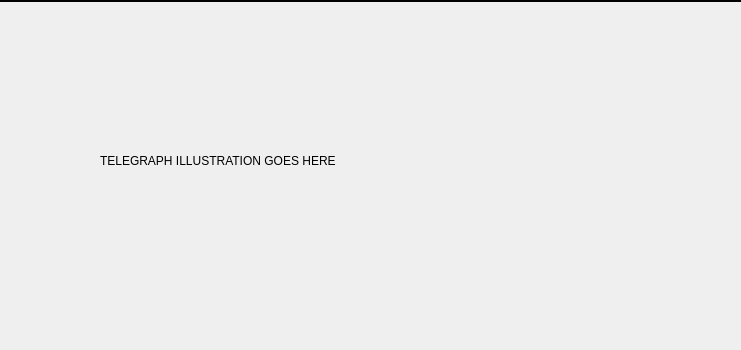
Old version of the form MorseCodeLearner/translatorwindow.ui in the repository UofU-CS3505/cs3505-assignment9-the_tigers; both pictures show x 110 to 851 and y 370 to 720 of the 1280 by 720 pixel window.
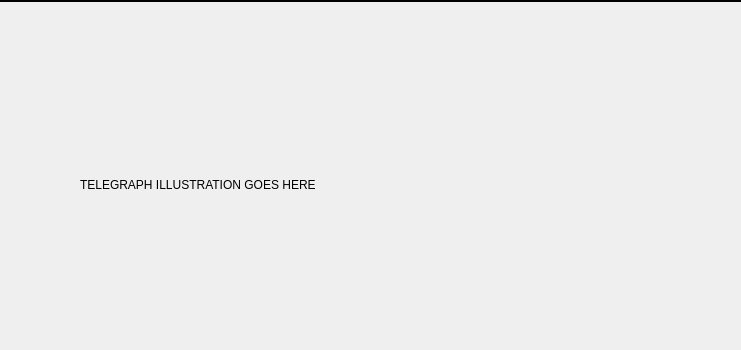
New version of the form.

The edit to the form file:
```diff
--- a/MorseCodeLearner/translatorwindow.ui
+++ b/MorseCodeLearner/translatorwindow.ui
@@ -538,10 +538,10 @@
   <widget class="QLabel" name="placeholderLabel">
    <property name="geometry">
     <rect>
-     <x>210</x>
-     <y>480</y>
-     <width>561</width>
-     <height>101</height>
+     <x>190</x>
+     <y>430</y>
+     <width>600</width>
+     <height>250</height>
     </rect>
    </property>
    <property name="styleSheet">
```
Left out of the diff: 2 changed lines with no effect on the pictures.
